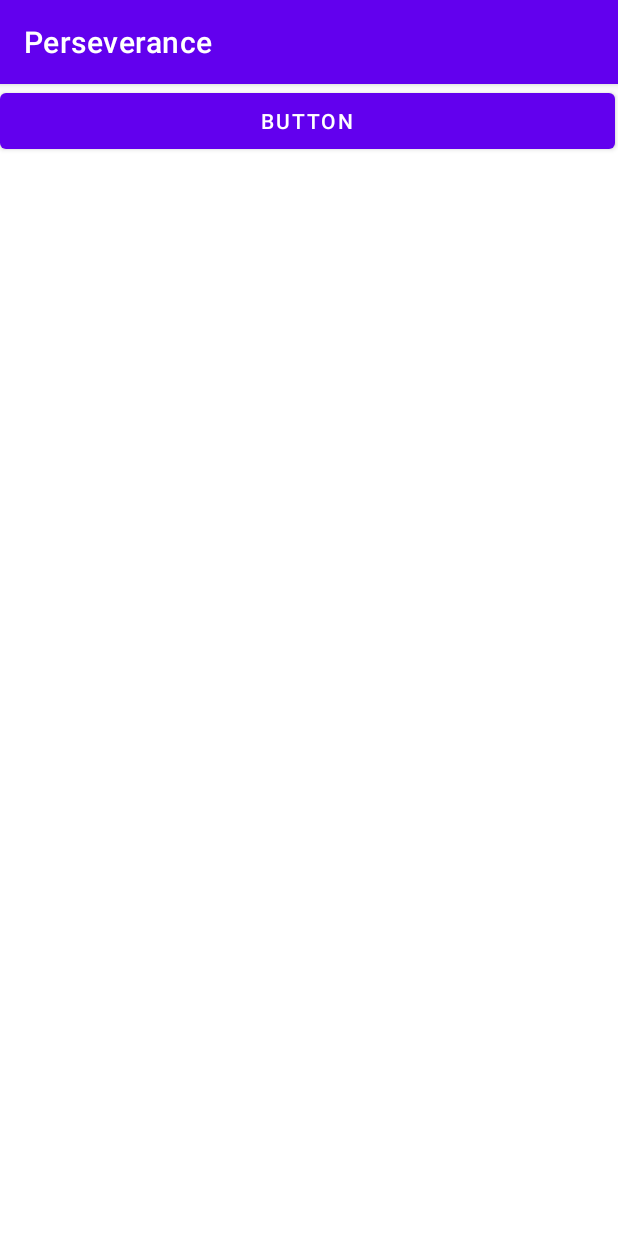
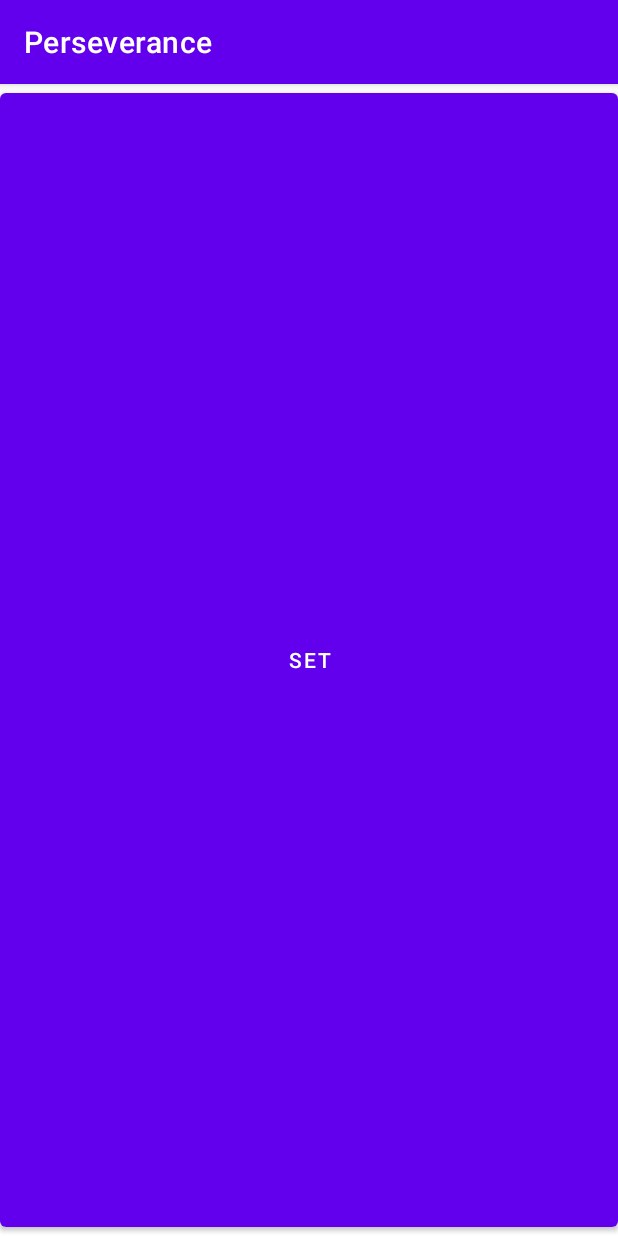
Before and after one commit to Busandr/Perseverance, an Android app: the screen it shows after launch (MainActivity), on a phone screen of 412 x 824 dp. Run offline under Robolectric (Android 15) with nearby library versions, the phone set to English and light mode, and no system bars.

Commit message:
Cleaned the word out

```diff
--- a/app/build.gradle.kts
+++ b/app/build.gradle.kts
@@ -46,4 +46,5 @@ dependencies {
 
     implementation("com.squareup.retrofit2:retrofit:2.9.0")
     implementation("com.squareup.retrofit2:converter-gson:2.9.0")
+    implementation("androidx.work:work-runtime-ktx:2.10.0")
 }
--- a/app/src/main/res/layout/activity_main.xml
+++ b/app/src/main/res/layout/activity_main.xml
@@ -6,10 +6,10 @@
     android:layout_height="match_parent">
 
     <Button
-        android:id="@+id/button"
-        android:layout_width="410dp"
-        android:layout_height="49dp"
-        android:text="Button"
+        android:id="@+id/setbutton"
+        android:layout_width="match_parent"
+        android:layout_height="match_parent"
+        android:text="@string/set"
         app:layout_constraintTop_toTopOf="parent"
         tools:layout_editor_absoluteX="2dp" />
 </androidx.constraintlayout.widget.ConstraintLayout>
--- a/app/src/main/res/values/strings.xml
+++ b/app/src/main/res/values/strings.xml
@@ -1,3 +1,4 @@
 <resources>
     <string name="app_name">Perseverance</string>
+    <string name="set">Set</string>
 </resources>
```
